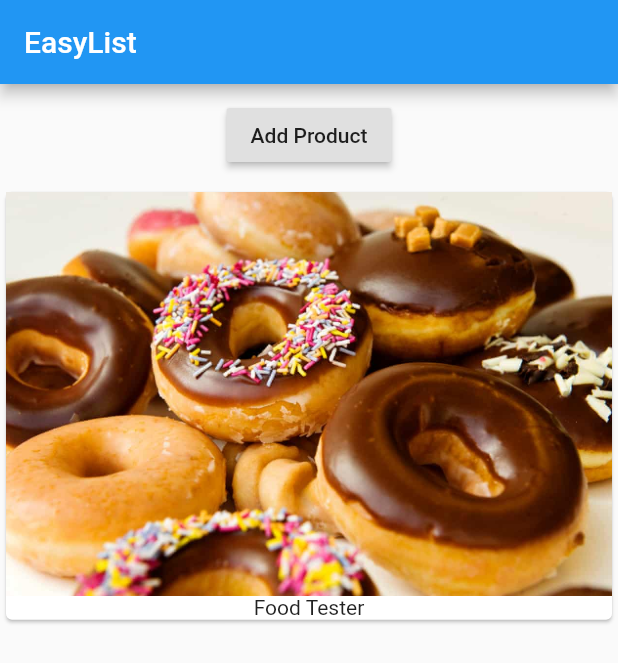
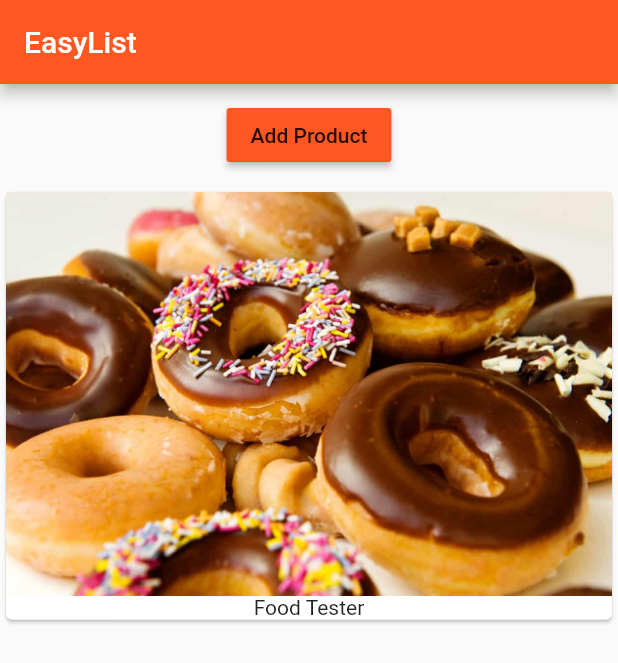
Before and after one commit to dpetla/flutter_course, a Flutter app: the screen it shows after launch, on a phone screen of 412 x 824 dp. Shown: the top 663 px of the screen. Run offline on Flutter 3.47's test engine with Material 2 defaults, Android fonts, the phone set to English and light mode, and no system bars.

Commit message:
add theme

```diff
--- a/lib/main.dart
+++ b/lib/main.dart
@@ -8,11 +8,16 @@ class MyApp extends StatelessWidget {
   @override
   Widget build(BuildContext context) {
     return MaterialApp(
+      theme: ThemeData(
+        brightness: Brightness.light,
+        primarySwatch: Colors.deepOrange,
+        accentColor: Colors.deepPurple
+      ),
       home: Scaffold(
         appBar: AppBar(
           title: Text('EasyList'),
         ),
-        body: ProductManager('Food Tester'),
+        body: ProductManager(startingProduct: 'Food Tester'),
       ),
     );
   }
--- a/lib/product_manager.dart
+++ b/lib/product_manager.dart
@@ -4,7 +4,7 @@ import './products.dart';
 
 class ProductManager extends StatefulWidget {
   final String startingProduct;
-  ProductManager(this.startingProduct);
+  ProductManager({this.startingProduct = 'Sweets Tester'});
 
   @override
   State<StatefulWidget> createState() {
@@ -28,6 +28,7 @@ class _ProductManagerState extends State<ProductManager> {
         Container(
           margin: EdgeInsets.all(10.0),
           child: RaisedButton(
+            color: Theme.of(context).primaryColor,
             onPressed: () {
               setState(() {
                 _products.add('Advanced Food Tester');
```
